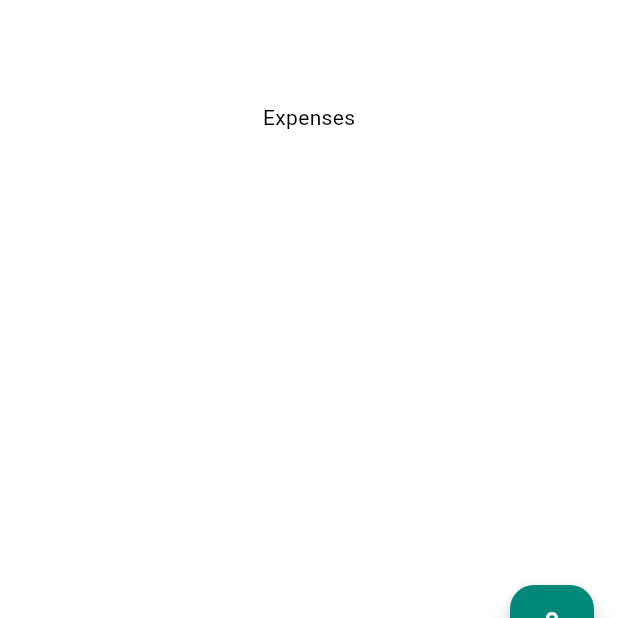
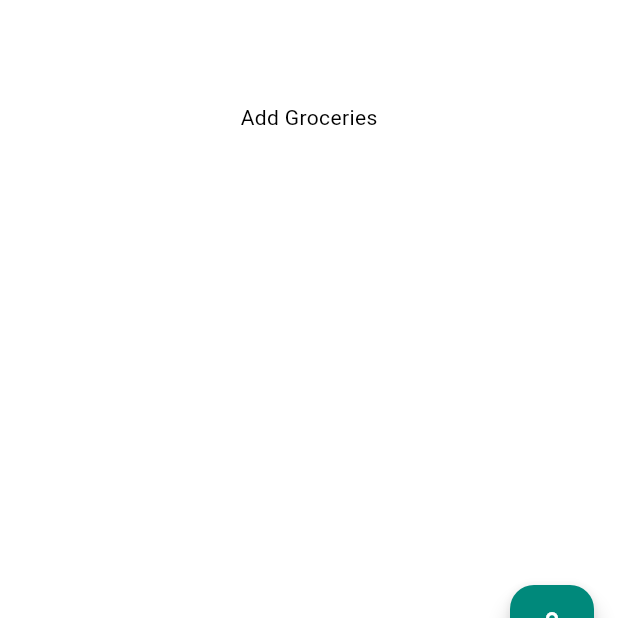
Before and after one commit to sria-the-fury/mess_manager, a Flutter app: the Expenses screen opened directly, on a phone screen of 412 x 824 dp, the part 543-1161 px from its top. Run offline on Flutter 3.47's test engine with Material 2 defaults, Android fonts, the phone set to English and light mode, and no system bars; our stand-ins replace animated_text_kit, cached_network_image, cloud_firestore, firebase_auth, firebase_core, firebase_storage and 8 more; missing offline and left inert: flutter_facebook_auth; accounts and stored records are empty; network calls fail.

Commit message:
expense can be added and show in a table

```diff
--- a/lib/Methods/Controller/firestore_controller.dart
+++ b/lib/Methods/Controller/firestore_controller.dart
@@ -7,12 +7,19 @@ class FirestoreController extends GetxController {
   final currentUser = FirebaseAuth.instance.currentUser!;
 
   final RxList<Map<String, dynamic>> membersData = <Map<String, dynamic>>[].obs;
+  final RxList<Map<String, dynamic>> houseExpense = <Map<String, dynamic>>[].obs;
   final RxMap<String, dynamic> userData = <String, dynamic>{}.obs;
   final RxMap<String, dynamic> houseData = <String, dynamic>{}.obs;
 
   @override
   void onReady() {
     super.onReady();
+
+    _firestoreService.getHouseExpense().listen((expenseEvent) {
+      expenseEvent.listen((streamData) {
+        houseExpense.assignAll(streamData);
+      });
+    });
 
     _firestoreService.houseData().listen((streamData) {
       streamData.listen((event) {
--- a/lib/Widgets/Route/expenses.dart
+++ b/lib/Widgets/Route/expenses.dart
@@ -11,20 +11,120 @@ class Expenses extends StatelessWidget {
   @override
   Widget build(BuildContext context) {
 
+    getTotalPrice(items){
+      double totalPrice = 0.0;
+      // looping over data array
+      items.forEach((item){
+        totalPrice += item["itemPrice"];
+      });
+
+      return totalPrice;
+    }
+
+    final darkTheme = Theme.of(context).brightness.name == 'dark' ? true : false;
+
     User? currentUser = FirebaseAuth.instance.currentUser!;
     return Scaffold(
       appBar: AppBar(
         surfaceTintColor: Colors.transparent,
         title: const Text('EXPENSES'),
       ),
-      body: const Center(
-        child: Text('Expenses'),
-      ),
+      body: Obx((){
+        if(houseController.houseExpense.isEmpty){
+          return const Center(child: Text('Add Groceries'),);
+        }
+        else{
+          final day = DateTime.now().day;
+          final month = DateTime.now().month;
+          final year = DateTime.now().year;
+          final todayShopping = houseController.houseExpense.where((items) =>
+              items['id'] == '$day$month$year'
+          );
+          if(todayShopping.isNotEmpty){
+            return
+              SingleChildScrollView(
+                child: Container(
+                  margin: const EdgeInsets.all(10),
+                  padding: const EdgeInsets.all(10),
+                  decoration: BoxDecoration(
+                      color: darkTheme ? Colors.black87 : Colors.teal.shade100,
+                      borderRadius: BorderRadius.circular(10)
+                  ),
+                  child: Column(
+                    children: [
+                      SizedBox(
+                        width: MediaQuery.of(context).size.width,
+                        child: DataTable(
+
+                          showBottomBorder: true,
+                          columns: const <DataColumn>[
+                            DataColumn(
+                              label: Expanded(
+                                child: Text(
+                                  'Name',
+                                  style: TextStyle(fontStyle: FontStyle.italic),
+                                ),
+                              ),
+                            ),
+                            DataColumn(
+                              label: Text(
+                                'Price ৳',
+                                style: TextStyle(fontStyle: FontStyle.italic),
+                              ),
+                            ),
+
+                          ],
+                          rows: todayShopping.first['shoppingItems'].map<DataRow>((item) {
+
+                            return DataRow(
+                              cells: <DataCell>[
+                                DataCell(SingleChildScrollView(
+                                    scrollDirection: Axis.horizontal ,
+
+                                    child: Text(item['itemName']))),
+                                DataCell(Text(item['itemPrice'].toString())),
+                              ],
+                            );}).toList(),
+                        ),
+                      ),
+                      const SizedBox(height: 10,),
+                      Row(
+                        mainAxisAlignment: MainAxisAlignment.spaceBetween,
+                        children: [
+                          Container(
+                              padding: const EdgeInsets.all(5),
+                              decoration: BoxDecoration(
+                                  color: Colors.teal[500],
+                                  borderRadius: BorderRadius.circular(10)
+                              ),
+
+                              child: Text('Total:    ৳${getTotalPrice(todayShopping.first['shoppingItems'])}',
+                                style: const TextStyle(fontSize: 18, color: Colors.white),))
+                        ],
+                      )
+                    ],
+                  ),
+                ),
+              );
+
+          }
+
+          return const Center(child: Text('No shopping for today'));
+        }
+
+      }),
       floatingActionButton: Obx((){
         if(houseController.houseData.isNotEmpty){
-          if(houseController.houseData['houseManager'] == currentUser.uid){
+          final day = DateTime.now().day;
+          final month = DateTime.now().month;
+          final year = DateTime.now().year;
+          final todayShopping = houseController.houseExpense.where((items) =>
+          items['id'] == '$day$month$year'
+          );
+          if(houseController.houseData['houseManager'] == currentUser.uid && todayShopping.isEmpty){
             return FloatingActionButton(onPressed: (){
-              Get.to( () => AddShoppingItems(houseId: houseController.houseData['houseId'], currentUserId: currentUser.uid),
+              Get.to( () => AddShoppingItems(houseId: houseController.houseData['houseId'],
+                  currentUserId: currentUser.uid),
                   transition: Transition.downToUp);
             },
                 child: const Icon(Icons.shopping_bag, color: Colors.white,));
```
Also changed, not shown: lib/Methods/Controller/firestore_service.dart (+10 -0 lines), lib/Widgets/Extras/add_shopping_items.dart (+8 -8 lines).
